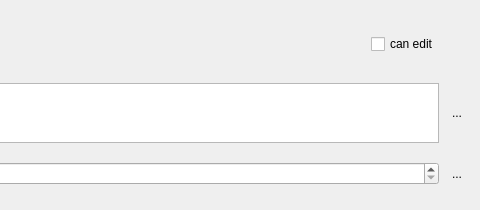
Before: the Qt Designer form src/gui/shareuserline.ui in nextcloud/desktop, drawn with Qt 5; both pictures show x 500 to 980 and y 0 to 210 of the 980 by 210 pixel window.
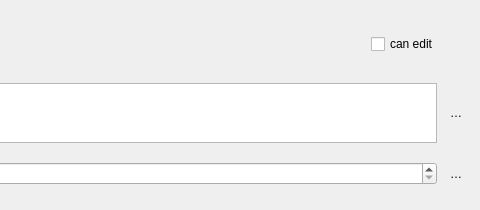
After: the same form once the commit is applied. Icons and pictures are not drawn. Custom widgets are drawn as their Qt base class.

Commit message:
l10n: Change to an ellipsis
Reported on Transifex.

Diff of the .ui file:
```diff
--- a/src/gui/shareuserline.ui
+++ b/src/gui/shareuserline.ui
@@ -145,7 +145,7 @@
      <item>
       <widget class="QToolButton" name="noteConfirmButton">
        <property name="text">
-        <string>...</string>
+        <string>…</string>
        </property>
        <property name="icon">
         <iconset resource="../../theme.qrc">
@@ -189,7 +189,7 @@
      <item>
       <widget class="QToolButton" name="confirmExpirationDate">
        <property name="text">
-        <string>...</string>
+        <string>…</string>
        </property>
        <property name="icon">
         <iconset resource="../../theme.qrc">
```
